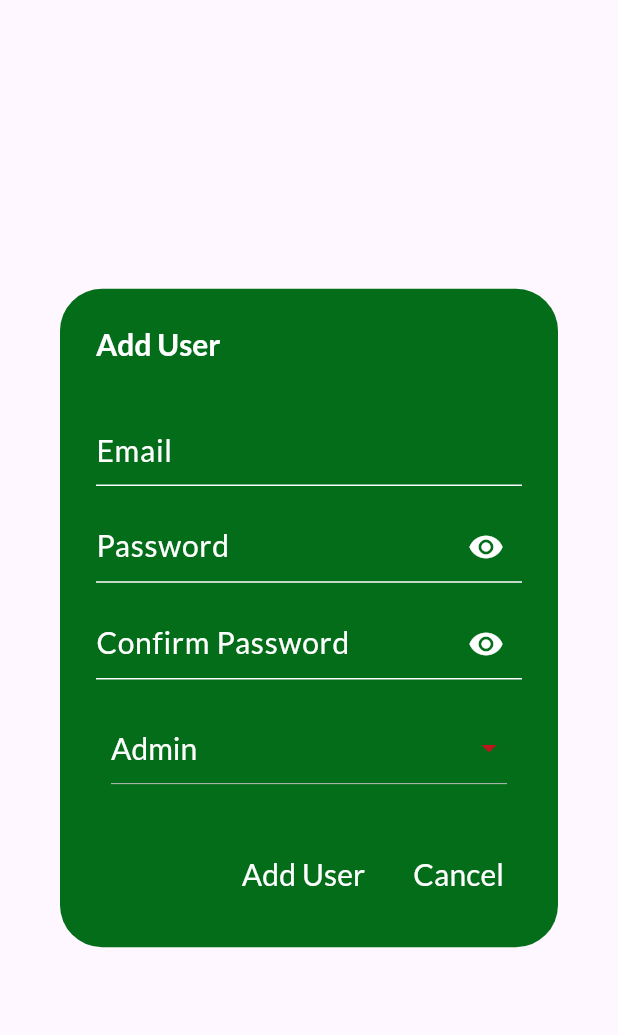
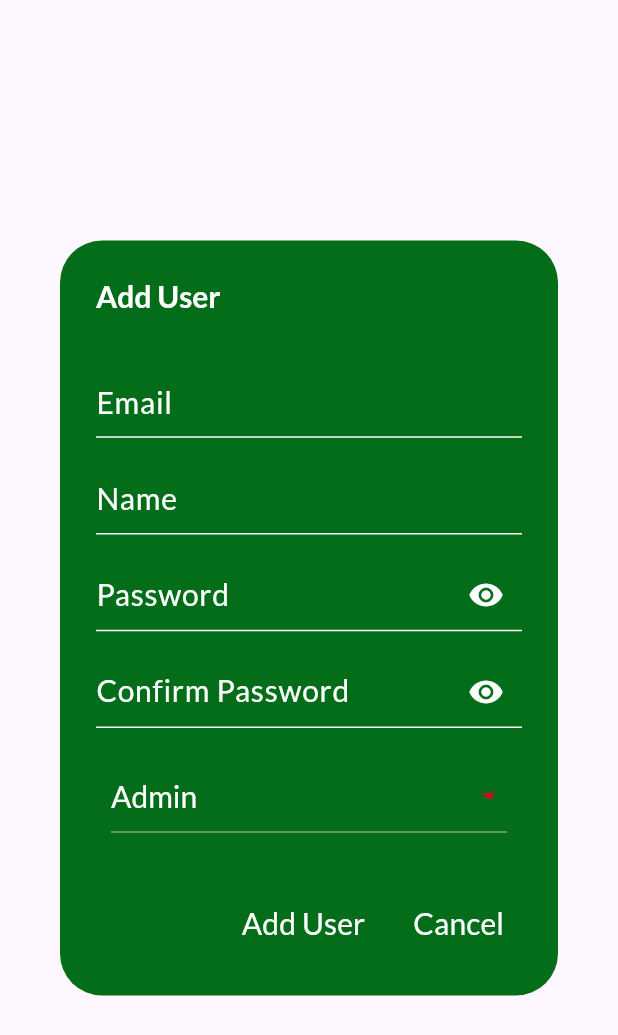
Before and after one commit to WenDEVLIFE/kapatidsync, a Flutter app: the AddUserDialog widget shown alone on an empty page, opened directly, on a phone screen of 412 x 824 dp. Shown: the top 1035 px of the screen. Run offline on Flutter 3.47's test engine with Material 3 defaults, Android fonts, the phone set to English and light mode, and no system bars; our stand-ins replace cloud_firestore, firebase_auth, firebase_core; accounts and stored records are empty.

Commit message:
Added name checking and added admin creds on the FirebaseService.dart and also added name controller to UserViewModel.dart and AddUserDialog.dart 👌

```diff
--- a/lib/src/ViewModel/UserViewModel.dart
+++ b/lib/src/ViewModel/UserViewModel.dart
@@ -3,6 +3,7 @@ import 'package:flutter/cupertino.dart';
 class UserViewModel extends ChangeNotifier {
 
   final TextEditingController emailController = TextEditingController();
+  final TextEditingController nameController = TextEditingController();
   final TextEditingController passwordController = TextEditingController();
   final TextEditingController confirmPasswordController = TextEditingController();
 
--- a/lib/src/services/FirebaseService.dart
+++ b/lib/src/services/FirebaseService.dart
@@ -1,6 +1,8 @@
 import 'package:firebase_core/firebase_core.dart';
 
 class FirebaseServices {
+  static const String adminEmail ='SystemAdmin@gmail.com';
+  static const String adminPassword = '@WenDEVLIFE123';
   static Future<void> runFirebase() async {
     // Add your code here
     await Firebase.initializeApp(
--- a/lib/src/widget/AddUserDialog.dart
+++ b/lib/src/widget/AddUserDialog.dart
@@ -34,6 +34,27 @@ class AddUserDialog extends StatelessWidget {
                 style: const TextStyle(color: Colors.white),
                 decoration: const InputDecoration(
                   hintText: 'Email',
+                  hintStyle: TextStyle(color: Colors.white ,
+                      fontFamily: 'Lato' ,
+                      fontSize: 20 ,
+                      fontWeight: FontWeight.w400),
+                  enabledBorder: UnderlineInputBorder(
+                    borderSide: BorderSide(color: Colors.white),
+                  ),
+                  focusedBorder: UnderlineInputBorder(
+                    borderSide: BorderSide(color: Colors.white),
+                  ),
+                ),
+              ),
+            ),
+            SizedBox(height: screenHeight * 0.02),
+            Container(
+              width: screenWidth * 0.8,
+              child: TextField(
+                controller: viewModel.nameController,
+                style: const TextStyle(color: Colors.white),
+                decoration: const InputDecoration(
+                  hintText: 'Name',
                   hintStyle: TextStyle(color: Colors.white ,
                       fontFamily: 'Lato' ,
                       fontSize: 20 ,
```
Also changed, not shown: lib/src/config/CheckDataUtils.dart (added, +61 -0 lines).
